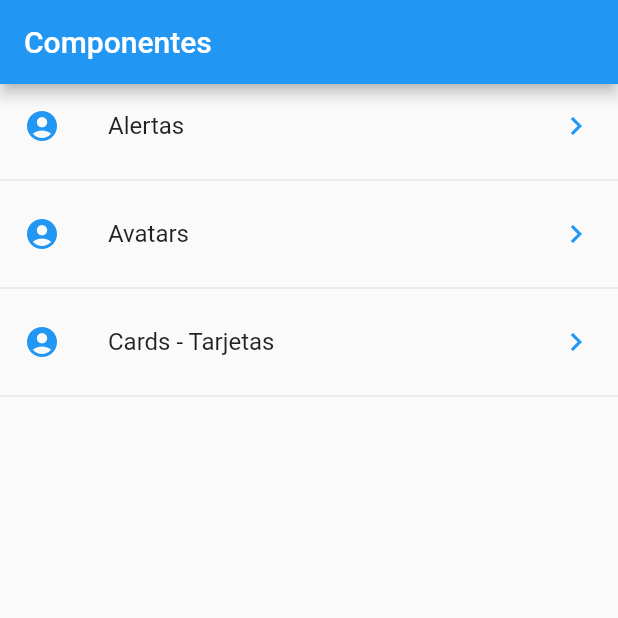
After one commit to yxzandra/ListFlutter, a Flutter app: the screen it shows after launch, on a phone screen of 412 x 824 dp, the top half of it. The commit adds this screen. Run offline on Flutter 3.47's test engine with Material 2 defaults, Android fonts, the phone set to English and light mode, and no system bars.

Commit message:
- Se agrega un archivo Json al directorio del proyecto - Se procesa la data y se muestra en la lista

```diff
--- /dev/null
+++ b/list_flutter/data/menu_opts.json
@@ -0,0 +1,20 @@
+{
+    "nombreApp" : "Componentes",
+    "rutas" : [
+        {
+            "ruta" : "alert",
+            "icon" : "add_alert",
+            "texto": "Alertas"
+        },
+        {
+            "ruta" : "avatar",
+            "icon" : "accessibility",
+            "texto": "Avatars"
+        },
+        {
+            "ruta" : "card",
+            "icon" : "folder_open",
+            "texto": "Cards - Tarjetas"
+        }
+    ]
+}
--- a/list_flutter/lib/main.dart
+++ b/list_flutter/lib/main.dart
@@ -1,5 +1,5 @@
 import 'package:flutter/material.dart';
-import 'package:list_flutter/src/pages/home_temp.dart';
+import 'package:list_flutter/src/pages/home_page.dart';
 
 void main() => runApp(MyApp());
 
@@ -10,6 +10,6 @@ class MyApp extends StatelessWidget {
     return MaterialApp(
         title: 'Componentes APP',
         debugShowCheckedModeBanner: false,
-        home: HomePageTemp());
+        home: HomePage());
   }
 }
--- /dev/null
+++ b/list_flutter/lib/src/pages/home_page.dart
@@ -0,0 +1,40 @@
+import 'package:flutter/material.dart';
+import 'package:list_flutter/src/providers/menu_provider.dart';
+
+class HomePage extends StatelessWidget {
+  @override
+  Widget build(BuildContext context) {
+    return Scaffold(
+      appBar: AppBar(
+        title: Text('Componentes'),
+      ),
+      body: _lista(),
+    );
+  }
+
+  Widget _lista() {
+    return FutureBuilder(
+      future: menuProvider.cargarData(),
+      initialData: [],
+      builder: (context, AsyncSnapshot<List<dynamic>> snapshot) {
+        return ListView(
+          children: _listItems(snapshot.data),
+        );
+      },
+    );
+  }
+
+  List<Widget> _listItems(List<dynamic> data) {
+    final List<Widget> opciones = [];
+    data.forEach((opt) {
+      final widgetTemp = ListTile(
+        title: Text(opt['texto']),
+        leading: Icon(Icons.account_circle, color: Colors.blue),
+        trailing: Icon(Icons.keyboard_arrow_right, color: Colors.blue),
+        onTap: () {},
+      );
+      opciones..add(widgetTemp)..add(Divider());
+    });
+    return opciones;
+  }
+}
--- a/list_flutter/pubspec.yaml
+++ b/list_flutter/pubspec.yaml
@@ -45,7 +45,8 @@ flutter:
   uses-material-design: true
 
   # To add assets to your application, add an assets section, like this:
-  # assets:
+  assets:
+    - data/menu_opts.json
   #   - images/a_dot_burr.jpeg
   #   - images/a_dot_ham.jpeg
 
```
Also changed, not shown: list_flutter/lib/src/providers/menu_provider.dart (added, +18 -0 lines).
